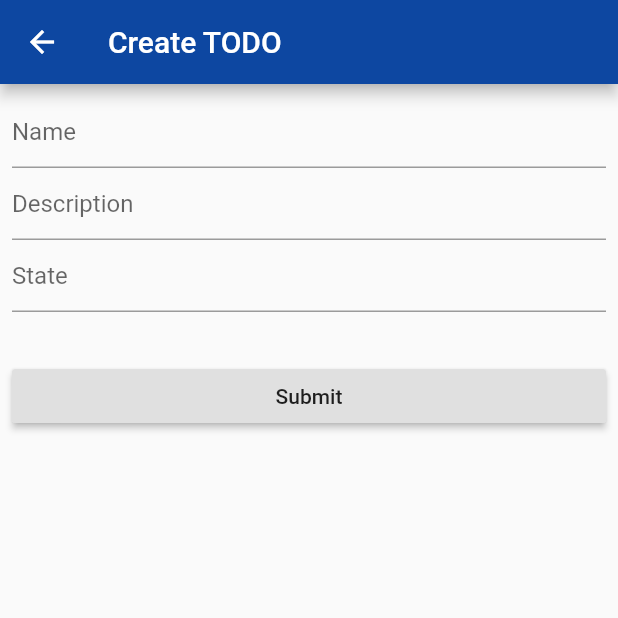
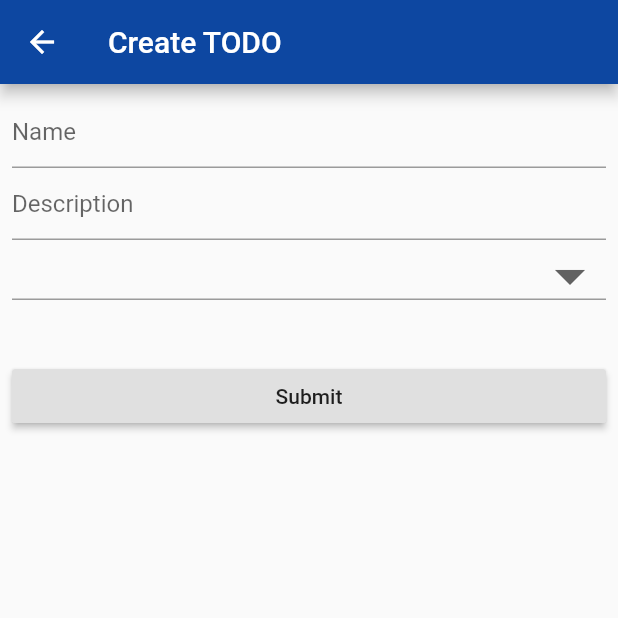
Before and after one commit to kottilabs/Open-TODOs-flutter-frontend, a Flutter app: the TodoForm screen opened directly with empty values, on a phone screen of 412 x 824 dp, the top half of it. Run offline on Flutter 3.47's test engine with Material 2 defaults, Android fonts, the phone set to English and light mode, and no system bars; our stand-ins replace basic_utils; missing offline and left inert: enum_to_string, http_auth.

Commit message:
Refactor Todo status select

```diff
--- a/lib/todo_form.dart
+++ b/lib/todo_form.dart
@@ -1,6 +1,7 @@
 import 'package:flutter/cupertino.dart';
 import 'package:flutter/material.dart';
 import 'package:enum_to_string/enum_to_string.dart';
+import 'package:basic_utils/basic_utils.dart';
 
 import 'api/todo.dart';
 
@@ -19,17 +20,17 @@ class _TodoFormState extends State<TodoForm> {
   static final GlobalKey<FormState> _formKey = new GlobalKey<FormState>();
   static final GlobalKey<FormFieldState<String>> _nameKey = new GlobalKey<FormFieldState<String>>();
   static final GlobalKey<FormFieldState<String>> _descriptionKey = new GlobalKey<FormFieldState<String>>();
-  static final GlobalKey<FormFieldState<String>> _stateKey = new GlobalKey<FormFieldState<String>>();
 
   static final TextEditingController _nameController = TextEditingController();
   static final TextEditingController _descriptionController = TextEditingController();
-  static final TextEditingController _stateController = TextEditingController();
+
+  Status statusValue;
 
   @override
   void initState() {
     _nameController.text = widget.todo.name;
     _descriptionController.text = widget.todo.description;
-    _stateController.text = EnumToString.parse(widget.todo.state);
+    statusValue = widget.todo.state;
     super.initState();
   }
 
@@ -67,16 +68,22 @@ class _TodoFormState extends State<TodoForm> {
                     hintText: 'Description',
                   ),
                 ),
-                TextFormField(
-                  controller: _stateController,
-                  key: _stateKey,
-                  decoration: const InputDecoration(
-                    hintText: 'State',
+                DropdownButton(
+                  iconSize: 48,
+                  underline: Container(
+                    height: 1, color: Theme.of(context).disabledColor,
                   ),
-                  readOnly: true,
-                  onTap: () {
-                    _openTodoStatePicker(context);
+                  isExpanded: true,
+                  onChanged: (Status newValue) {
+                    setState(() {
+                      statusValue = newValue;
+                    });
                   },
+                  value: statusValue,
+                  items: Status.values.map((status) => DropdownMenuItem(
+                    value: status,
+                    child: Text(StringUtils.capitalize(EnumToString.parse(status))),
+                  )).toList(),
                 ),
                 Padding(
                   padding: const EdgeInsets.only(top: 32.0),
@@ -88,7 +95,7 @@ class _TodoFormState extends State<TodoForm> {
                           final todo = widget.todo;
                           todo.name = _nameKey.currentState.value;
                           todo.description = _descriptionKey.currentState.value;
-                          todo.state = EnumToString.fromString(Status.values, _stateKey.currentState.value);
+                          todo.state = statusValue;
 
                           await todo.save();
                           Navigator.pop(context);
@@ -106,30 +113,4 @@ class _TodoFormState extends State<TodoForm> {
       ),
     );
   }
-
-
-  _openTodoStatePicker(BuildContext context) {
-    showCupertinoModalPopup<String>(
-      context: context,
-      builder: (BuildContext context) {
-        return new CupertinoActionSheet(
-            message: Text('Choose the status'),
-            actions: (Status.values.map((status) => CupertinoActionSheetAction(
-              child: Text(EnumToString.parse(status)),
-              onPressed: () {
-                Navigator.of(context).pop(EnumToString.parse(status));
-              },
-            )).toList()),
-            cancelButton: CupertinoActionSheetAction(
-              child: const Text('Cancel'),
-              isDefaultAction: true,
-              onPressed: () {
-                Navigator.of(context, rootNavigator: true).pop();
-              },
-            ));
-      },
-    ).then<void>((String value) {
-      _stateController.text = value;
-    });
-  }
 }
--- a/pubspec.yaml
+++ b/pubspec.yaml
@@ -22,6 +22,7 @@ dependencies:
   http: ^0.12.1
   http_auth: ^0.2.9
   enum_to_string: ^1.0.9
+  basic_utils: ^2.5.3
 
   # The following adds the Cupertino Icons font to your application.
   # Use with the CupertinoIcons class for iOS style icons.
```
Also changed, not shown: pubspec.lock.
